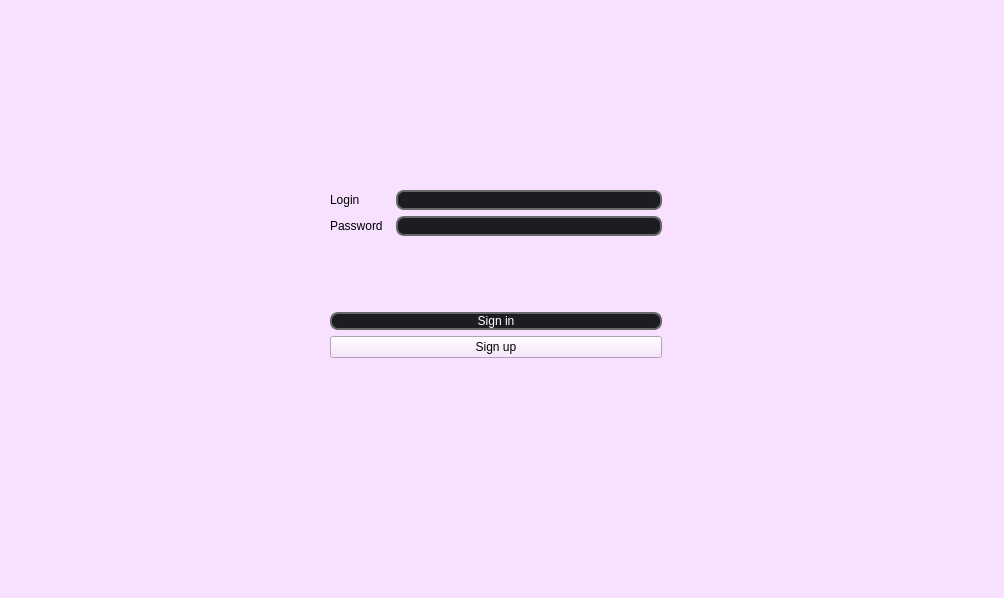
Before: the Qt Designer form UI/w_login/loginwindow.ui in Saigz/task_tracker_qt, drawn with Qt 5.
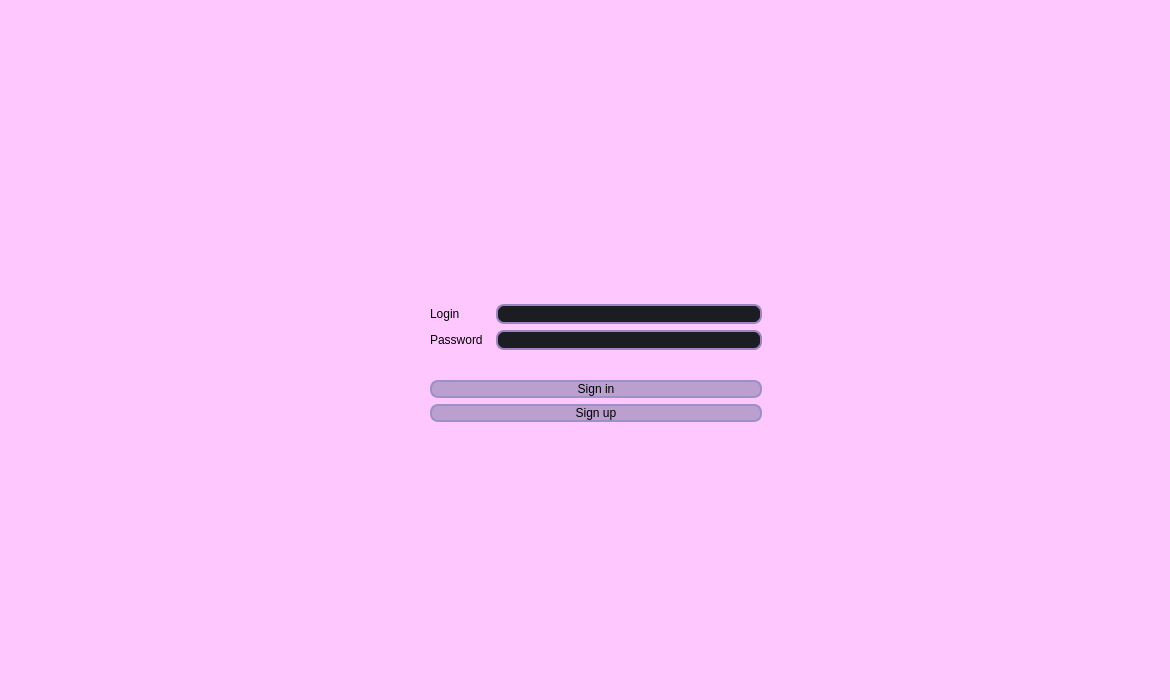
After: the same form once the commit is applied.

```diff
--- a/UI/w_login/loginwindow.ui
+++ b/UI/w_login/loginwindow.ui
@@ -6,8 +6,8 @@
    <rect>
     <x>0</x>
     <y>0</y>
-    <width>1004</width>
-    <height>598</height>
+    <width>1170</width>
+    <height>700</height>
    </rect>
   </property>
   <property name="minimumSize">
@@ -18,22 +18,22 @@
   </property>
   <property name="maximumSize">
    <size>
-    <width>1004</width>
-    <height>598</height>
+    <width>1170</width>
+    <height>700</height>
    </size>
   </property>
   <property name="windowTitle">
    <string>LoginWindow</string>
   </property>
   <property name="styleSheet">
-   <string notr="true">background-color: rgb(248, 224, 255);</string>
+   <string notr="true">background-color: rgb(254, 200, 255);</string>
   </property>
   <widget class="QWidget" name="centralwidget">
    <widget class="QWidget" name="layoutWidget">
     <property name="geometry">
      <rect>
-      <x>330</x>
-      <y>190</y>
+      <x>430</x>
+      <y>280</y>
       <width>332</width>
       <height>168</height>
      </rect>
@@ -75,7 +75,7 @@
           <widget class="QLineEdit" name="lineEdit_Login">
            <property name="styleSheet">
             <string notr="true">QLineEdit {
-	border: 2px solid rgb(104, 104, 104);
+	border: 2px solid rgb(156, 132, 192);
 	border-radius: 8px;
 	padding-left: auto;
     padding-right: auto;
@@ -105,7 +105,7 @@
           <widget class="QLineEdit" name="lineEdit_Password">
            <property name="styleSheet">
             <string notr="true">QLineEdit {
-	border: 2px solid rgb(104, 104, 104);
+	border: 2px solid rgb(156, 132, 192);
 	border-radius: 8px;
 	padding-left: auto;
     padding-right: auto;
@@ -121,6 +121,7 @@
 	background-color: rgb(43, 45, 56);
 }
 
+
 </string>
            </property>
            <property name="text">
@@ -137,39 +138,26 @@
      </item>
      <item>
       <layout class="QVBoxLayout" name="verticalLayout_3">
-       <item>
-        <spacer name="verticalSpacer">
-         <property name="orientation">
-          <enum>Qt::Vertical</enum>
-         </property>
-         <property name="sizeHint" stdset="0">
-          <size>
-           <width>20</width>
-           <height>40</height>
-          </size>
-         </property>
-        </spacer>
-       </item>
        <item>
         <widget class="QPushButton" name="btn_SignIn">
          <property name="styleSheet">
           <string notr="true">QPushButton {
-	border: 2px solid rgb(104, 104, 104);
-	border-radius: 8px;
-	padding-left: auto;
+ border: 2px solid  rgb(155, 144, 200);
+ border-radius: 8px;
+ padding-left: auto;
     padding-right: auto;
-	color: rgb(255, 255, 255);
-	background-color: rgb(27, 29, 35);
-	font: 600 12pt &quot;Montserrat SemiBold&quot;;
+ color: rgb(0, 0, 0);
+ background-color: rgb(187, 159, 207);
+ font: 600 12pt &quot;Montserrat SemiBold&quot;;
 }
 QPushButton:hover {
 	border: 2px solid rgb(85, 170, 255);
 	background-color: rgb(43, 45, 56);
 }
 QPushButton:focus {
-	border: 2px solid rgb(48, 50, 62);
-}
-</string>
+ border: 2px solid rgb(109, 86, 154);
+
+}</string>
          </property>
          <property name="text">
           <string>Sign in</string>
@@ -180,22 +168,22 @@
         <widget class="QPushButton" name="btn_SignUp">
          <property name="styleSheet">
           <string notr="true">QPushButton {
-	border: 2px solid rgb(104, 104, 104);
-	border-radius: 8px;
-	padding-left: auto;
+ border: 2px solid  rgb(155, 144, 200);
+ border-radius: 8px;
+ padding-left: auto;
     padding-right: auto;
-	color: rgb(255, 255, 255);
-	background-color: rgb(27, 29, 35);
-	font: 600 12pt &quot;Montserrat SemiBold&quot;;
+ color: rgb(0, 0, 0);
+ background-color: rgb(187, 159, 207);
+ font: 600 12pt &quot;Montserrat SemiBold&quot;;
 }
 QPushButton:hover {
 	border: 2px solid rgb(85, 170, 255);
 	background-color: rgb(43, 45, 56);
 }
 QPushButton:focus {
-	border: 2px solid rgb(48, 50, 62);
-}
-border-color: rgb(32, 255, 210);</string>
+ border: 2px solid rgb(109, 86, 154);
+
+}</string>
          </property>
          <property name="text">
           <string>Sign up</string>
@@ -207,7 +195,6 @@
     </layout>
    </widget>
   </widget>
-  <widget class="QStatusBar" name="statusbar"/>
  </widget>
  <resources/>
  <connections/>
```
Left out of the diff: 12 changed lines with no effect on the pictures.
